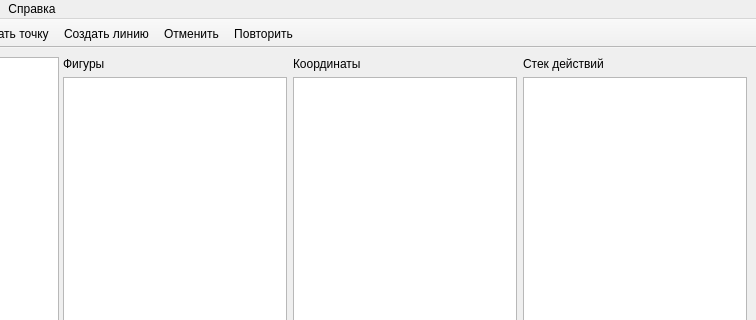
Qt form src/qlabelme/widgets/main_window.ui (mariekarelina/QLabelMe) before a commit; both pictures show x 175 to 931 and y 0 to 320 of the 931 by 677 pixel window.
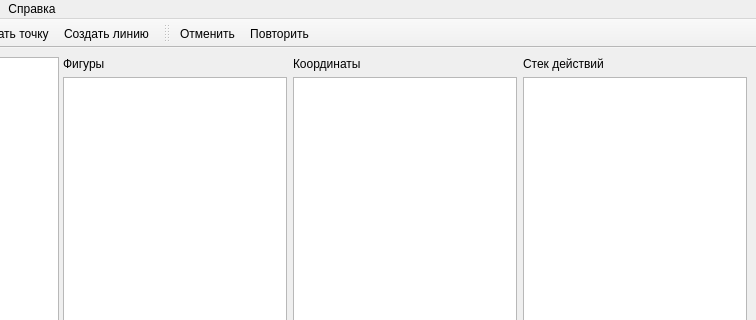
The same form after that commit. Icons and pictures are not drawn. Custom widgets are drawn as their Qt base class.

```diff
--- a/src/qlabelme/widgets/main_window.ui
+++ b/src/qlabelme/widgets/main_window.ui
@@ -236,6 +236,20 @@
    <addaction name="actPolyline"/>
    <addaction name="actPoint"/>
    <addaction name="actLine"/>
+  </widget>
+  <widget class="QToolBar" name="toolBar_2">
+   <property name="windowTitle">
+    <string>toolBar_2</string>
+   </property>
+   <property name="toolButtonStyle">
+    <enum>Qt::ToolButtonTextBesideIcon</enum>
+   </property>
+   <attribute name="toolBarArea">
+    <enum>TopToolBarArea</enum>
+   </attribute>
+   <attribute name="toolBarBreak">
+    <bool>false</bool>
+   </attribute>
    <addaction name="actUndo"/>
    <addaction name="actRedo"/>
   </widget>
```
Left out of the diff: 8 changed lines with no effect on the pictures.
